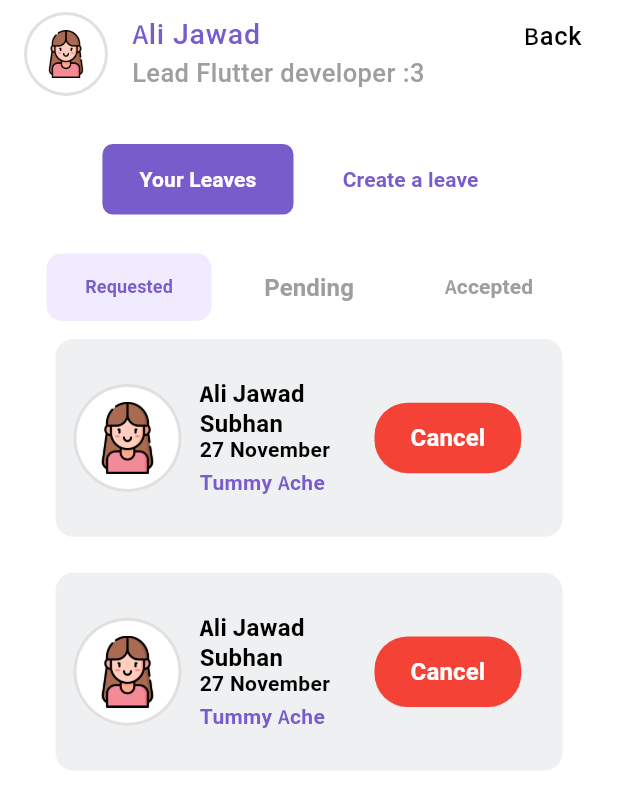
After one commit to AliJawadSubhan/employee_management_system, a Flutter app: the screen it shows after launch, after a tap on "Leaves", on a phone screen of 412 x 824 dp. The commit adds this screen. Shown: the top 809 px of the screen. Run offline on Flutter 3.47's test engine with Material 3 defaults, Android fonts, the phone set to English and light mode, and no system bars; drawn by our look-alikes of auto_size_text, buttons_tabbar; our stand-ins replace flutter_svg, google_fonts, icons_plus, local_auth, syncfusion_flutter_charts; missing offline and left inert: omni_datetime_picker; Roboto replaces fonts that are missing (Questrial).

Commit message:
created leaves page

```diff
--- a/lib/base/base.dart
+++ b/lib/base/base.dart
@@ -1,5 +1,9 @@
 import 'package:employee_management_system/modules/attendence/attendence_page.dart';
 import 'package:employee_management_system/modules/attendence/attendence_provider.dart';
+import 'package:employee_management_system/modules/authentication/login_user/login_user.dart';
+import 'package:employee_management_system/modules/dashboard/dashboard_page.dart';
+import 'package:employee_management_system/modules/leaves/leaves_page.dart';
+import 'package:employee_management_system/modules/leaves/leaves_provider.dart';
 import 'package:flutter/material.dart';
 import 'package:provider/provider.dart';
 
@@ -10,6 +14,7 @@ class EmployeeManagementSystem extends StatelessWidget {
     return MultiProvider(
       providers: [
         ChangeNotifierProvider(create: (context) => AttendenceProvider()),
+        ChangeNotifierProvider(create: (context) => LeavesProvider()),
       ],
       child: MaterialApp(
         debugShowCheckedModeBanner: false,
@@ -22,7 +27,7 @@ class EmployeeManagementSystem extends StatelessWidget {
           useMaterial3: true,
           indicatorColor: Colors.white,
         ),
-        home: AttendancePage(),
+        home: DashboardPage(),
       ),
     );
   }
--- a/lib/core/core_widgets/custom_field.dart
+++ b/lib/core/core_widgets/custom_field.dart
@@ -19,6 +19,7 @@ Widget customTextField({
   bool isPassword = false,
   TextInputType keyBoard = TextInputType.text,
   Widget? prefixIcon,
+  paddingWithoutContent = 0,
   Widget? suffixIcon,
   int maxLines = 1,
   Color? color,
@@ -33,10 +34,11 @@ Widget customTextField({
           color: colorBorder,
         )),
     padding: const EdgeInsets.only(
-      left: 15,
+      left: 12,
     ),
     child: TextField(
       // maxLength: maxLengthText,
+      maxLines: maxLines,
       onChanged: onChanged,
       onTapOutside: (e) {
         FocusNode().unfocus();
@@ -48,6 +50,7 @@ Widget customTextField({
       onTap: ontpap ?? () {},
       controller: controller,
       keyboardType: keyBoard,
+
       textAlignVertical: TextAlignVertical.top,
       // textAlignVertical: TextAlignVertical.center,
       style: TextStyle(fontSize: fontSize, fontWeight: fontWeight),
@@ -55,13 +58,15 @@ Widget customTextField({
         // counter: const SizedBox.shrink(),
         filled: true,
         fillColor: fillColor ?? Colors.white,
-        prefixIcon: prefixIcon,
+        prefixIcon: Padding(
+          padding: EdgeInsets.only(bottom: (maxLines == 1 ? 0 : 60.0)),
+          child: prefixIcon,
+        ),
         suffixIcon: suffixIcon,
-
         suffixText: suffixText,
         contentPadding: (prefixIcon != null || suffixIcon != null)
             ? const EdgeInsets.only(top: 15)
-            : EdgeInsets.zero,
+            : EdgeInsets.only(top: paddingWithoutContent),
         suffixStyle: TextStyle(
           fontSize: suffixfontSize,
           fontWeight: fontWeight,
--- a/lib/core/core_widgets/global_profile_bar.dart
+++ b/lib/core/core_widgets/global_profile_bar.dart
@@ -24,15 +24,15 @@ class GlobalProfileAppbar extends StatelessWidget {
         ),
       ),
       title: customTextWidget(
-          text: 'Oliver Hendry',
+          text: 'Ali Jawad',
           color: ColorConstants.primaryColor,
           fontSize: 19,
           fontWeight: FontWeight.w500),
       subtitle: Padding(
         padding: const EdgeInsets.only(top: 3.0),
         child: customTextWidget(
-            text: 'UI/UX Designer',
-            color: Colors.grey.shade300,
+            text: 'Lead Flutter developer :3',
+            color: Colors.grey.shade500,
             fontSize: 17,
             fontWeight: FontWeight.w500),
       ),
--- a/lib/modules/dashboard/dashboard_page.dart
+++ b/lib/modules/dashboard/dashboard_page.dart
@@ -6,6 +6,7 @@ import 'package:employee_management_system/core/core_widgets/custom_field.dart';
 import 'package:employee_management_system/core/core_widgets/spaces.dart';
 import 'package:employee_management_system/modules/employee_stats/employee_stats.dart';
 import 'package:employee_management_system/modules/holidaylist/holiday_list.dart';
+import 'package:employee_management_system/modules/leaves/leaves_page.dart';
 import 'package:flutter/material.dart';
 
 import '../employee_stats/model/item_model.dart';
@@ -126,7 +127,11 @@ class DashboardPage extends StatelessWidget {
                     ],
                   ),
                   Spaces.midw,
-                  Column(
+                  GestureDetector(
+                    onTap: () {
+                      context.pushScreenTo(const LeavesPage());
+                    },
+                    child: Column(
                       children: [
                         Container(
                           height: context.screenHeight * 0.1,
@@ -149,6 +154,7 @@ class DashboardPage extends StatelessWidget {
                           fontSize: 14,
                         ),
                       ],
+                    ),
                   ),
                   Spaces.midw,
                   Column(
--- /dev/null
+++ b/lib/modules/leaves/leaves_page.dart
@@ -0,0 +1,88 @@
+import 'package:buttons_tabbar/buttons_tabbar.dart';
+import 'package:employee_management_system/configs/constants/color_constants.dart';
+import 'package:employee_management_system/configs/extensions/buildcontext_extensions.dart';
+import 'package:employee_management_system/core/core_widgets/widget_links.dart';
+import 'package:employee_management_system/modules/leaves/widgets/create_leave.dart';
+import 'package:employee_management_system/modules/leaves/widgets/your_leaves.dart';
+import 'package:flutter/material.dart';
+
+import '../../core/core_widgets/global_profile_bar.dart';
+
+class LeavesPage extends StatelessWidget {
+  const LeavesPage({super.key});
+
+  @override
+  Widget build(BuildContext context) {
+    return Scaffold(
+      body: SafeArea(
+        child: SingleChildScrollView(
+          child: Column(
+            // mainAxisSize: MainAxisSize.min,
+            children: [
+              const GlobalProfileAppbar(),
+              Spaces.mid,
+              SizedBox(
+                height: context.screenHeight,
+                child: DefaultTabController(
+                  length: 2,
+                  child: Column(
+                    mainAxisSize: MainAxisSize.min,
+                    children: [
+                      ButtonsTabBar(
+                        physics: const NeverScrollableScrollPhysics(),
+                        unselectedDecoration: BoxDecoration(
+                          color: ColorConstants.whiteColor,
+                          borderRadius: BorderRadius.circular(18),
+                        ),
+                        height: 55,
+                        contentPadding: EdgeInsets.symmetric(
+                          horizontal: context.screenWidth * 0.06,
+                        ),
+                        backgroundColor: ColorConstants.primaryColor,
+                        unselectedLabelStyle: const TextStyle(
+                          color: ColorConstants.primaryColor,
+                          fontWeight: FontWeight.bold,
+                        ),
+                        labelStyle: const TextStyle(
+                          color: ColorConstants.whiteColor,
+                          fontWeight: FontWeight.bold,
+                        ),
+                        tabs: const [
+                          Tab(
+                            text: "Your Leaves",
+                          ),
+                          Tab(
+                            text: "Create a leave",
+                          ),
+                        ],
+                      ),
+                      Spaces.smallh,
+                      Flexible(
+                        child: TabBarView(
+                          children: <Widget>[
+                            const Padding(
+                              padding: EdgeInsets.symmetric(
+                                horizontal: 6,
+                              ),
+                              child: YourLeaves(),
+                            ),
+                            Padding(
+                              padding: const EdgeInsets.symmetric(
+                                horizontal: 6,
+                              ),
+                              child: CreateLeave(),
+                            ),
+                          ],
+                        ),
+                      ),
+                    ],
+                  ),
+                ),
+              ),
+            ],
+          ),
+        ),
+      ),
+    );
+  }
+}
--- /dev/null
+++ b/lib/modules/leaves/leaves_provider.dart
@@ -0,0 +1,22 @@
+import 'package:flutter/cupertino.dart';
+import 'package:flutter/material.dart';
+import 'package:omni_datetime_picker/omni_datetime_picker.dart';
+
+class LeavesProvider extends ChangeNotifier {
+  String startDate = "Select Start Date";
+  String endDate = "Select End Date";
+
+  final TextEditingController startDateController = TextEditingController();
+  final TextEditingController endDateController = TextEditingController();
+  final TextEditingController reasonController = TextEditingController();
+
+  void setStartDate(dynamic val) {
+    startDateController.text = val;
+    notifyListeners();
+  }
+
+  void setEndDate(dynamic val) {
+    endDateController.text = val;
+    notifyListeners();
+  }
+}
--- /dev/null
+++ b/lib/modules/leaves/widgets/your_leaves.dart
@@ -0,0 +1,225 @@
+import 'package:employee_management_system/configs/extensions/buildcontext_extensions.dart';
+import 'package:flutter/cupertino.dart';
+import 'package:flutter/material.dart';
+
+import '../../../configs/constants/color_constants.dart';
+import '../../../core/core_widgets/widget_links.dart';
+
+class YourLeaves extends StatelessWidget {
+  const YourLeaves({super.key});
+
+  @override
+  Widget build(BuildContext context) {
+    return Padding(
+      padding: const EdgeInsets.symmetric(horizontal: 25, vertical: 12),
+      child: Column(
+        children: [
+          Row(
+            children: [
+              Expanded(
+                child: customElevatedBtnWidget(
+                  child: customTextWidget(
+                    text: "Requested",
+                    color: ColorConstants.primaryColor,
+                    fixText: true,
+                    maxLines: 1,
+                  ),
+                  func: () {},
+                  height: 45,
+                  bgColor: const Color(0xFFF0EBFE),
+                  width: 130,
+                ),
+              ),
+              Spaces.smallw,
+              Expanded(
+                child: customElevatedBtnWidget(
+                  child: customTextWidget(
+                    text: "Pending",
+                    fixText: true,
+                    maxLines: 1,
+                    color: Colors.grey.shade500,
+                  ),
+                  func: () {},
+                  height: 45,
+                  bgColor: Colors.white,
+                  width: 130,
+                ),
+              ),
+              Spaces.smallw,
+              Expanded(
+                child: customElevatedBtnWidget(
+                  child: customTextWidget(
+                    text: "Accepted",
+                    fixText: true,
+                    maxLines: 1,
+                    color: Colors.grey.shade500,
+                  ),
+                  func: () {},
+                  height: 45,
+                  bgColor: Colors.white,
+                  width: 130,
+                ),
+              ),
+            ],
+          ),
+          Padding(
+            padding: const EdgeInsets.symmetric(horizontal: 6, vertical: 12),
+            child: Container(
+              decoration: BoxDecoration(
+                color: const Color(
+                  0xFFABB3BB,
+                ).withOpacity(.2),
+                borderRadius: BorderRadius.circular(12),
+              ),
+              height: context.screenHeight * 0.16,
+              width: context.screenWidth,
+              child: Row(
+                children: [
+                  Flexible(
+                    child: Padding(
+                      padding: const EdgeInsets.symmetric(
+                        horizontal: 12,
+                      ),
+                      child: CircleAvatar(
+                        radius: 36,
+                        backgroundColor: Colors.grey[300],
+                        child: CircleAvatar(
+                          radius: 34,
+                          backgroundColor: Colors.white,
+                          child: Padding(
+                            padding: const EdgeInsets.all(10.0),
+                            child: Image.asset(
+                              'assets/icons/woman.png',
+                            ),
+                          ),
+                        ),
+                      ),
+                    ),
+                  ),
+                  Flexible(
+                    child: Column(
+                      mainAxisAlignment: MainAxisAlignment.center,
+                      crossAxisAlignment: CrossAxisAlignment.start,
+                      children: [
+                        customTextWidget(
+                          text: "Ali Jawad Subhan",
+                          fontSize: 16,
+                          fontWeight: FontWeight.bold,
+                        ),
+                        Spaces.extrasmallw,
+                        customTextWidget(
+                          text: "27 November",
+                          fontSize: 14,
+                        ),
+                        Spaces.extrasmall,
+                        customTextWidget(
+                          text: "Tummy Ache",
+                          fontSize: 14,
+                          color: ColorConstants.primaryColor,
+                        ),
+                      ],
+                    ),
+                  ),
+                  Flexible(
+                    child: Padding(
+                      padding: const EdgeInsets.all(4.0),
+                      child: customElevatedBtnWidget(
+                        circlularBorderRadius: 22,
+                        child: customTextWidget(
+                          text: "Cancel",
+                          fixText: true,
+                          maxLines: 1,
+                          color: Colors.white,
+                        ),
+                        bgColor: Colors.red,
+                        func: () {},
+                      ),
+                    ),
+                  ),
+                ],
+              ),
+            ),
+          ),
+          Padding(
+            padding: const EdgeInsets.symmetric(horizontal: 6, vertical: 12),
+            child: Container(
+              decoration: BoxDecoration(
+                color: const Color(
+                  0xFFABB3BB,
+                ).withOpacity(.2),
+                borderRadius: BorderRadius.circular(12),
+              ),
+              height: context.screenHeight * 0.16,
+              width: context.screenWidth,
+              child: Row(
+                children: [
+                  Flexible(
+                    child: Padding(
+                      padding: const EdgeInsets.symmetric(
+                        horizontal: 12,
+                      ),
+                      child: CircleAvatar(
+                        radius: 36,
+                        backgroundColor: Colors.grey[300],
+                        child: CircleAvatar(
+                          radius: 34,
+                          backgroundColor: Colors.white,
+                          child: Padding(
+                            padding: const EdgeInsets.all(10.0),
+                            child: Image.asset(
+                              'assets/icons/woman.png',
+                            ),
+                          ),
+                        ),
+                      ),
+                    ),
+                  ),
+                  Flexible(
+                    child: Column(
+                      mainAxisAlignment: MainAxisAlignment.center,
+                      crossAxisAlignment: CrossAxisAlignment.start,
+                      children: [
+                        customTextWidget(
+                          text: "Ali Jawad Subhan",
+                          fontSize: 16,
+                          fontWeight: FontWeight.bold,
+                        ),
+                        Spaces.extrasmallw,
+                        customTextWidget(
+                          text: "27 November",
+                          fontSize: 14,
+                        ),
+                        Spaces.extrasmall,
+                        customTextWidget(
+                          text: "Tummy Ache",
+                          fontSize: 14,
+                          color: ColorConstants.primaryColor,
+                        ),
+                      ],
+                    ),
+                  ),
+                  Flexible(
+                    child: Padding(
+                      padding: const EdgeInsets.all(4.0),
+                      child: customElevatedBtnWidget(
+                        circlularBorderRadius: 22,
+                        child: customTextWidget(
+                          text: "Cancel",
+                          fixText: true,
+                          maxLines: 1,
+                          color: Colors.white,
+                        ),
+                        bgColor: Colors.red,
+                        func: () {},
+                      ),
+                    ),
+                  ),
+                ],
+              ),
+            ),
+          ),
+        ],
+      ),
+    );
+  }
+}
--- a/pubspec.yaml
+++ b/pubspec.yaml
@@ -45,6 +45,8 @@ dependencies:
   buttons_tabbar: ^1.3.8
   intl: ^0.18.1
   omni_datetime_picker: ^1.0.9
+  icons_plus: ^5.0.0
+  file_picker: ^6.1.1
 
 dev_dependencies:
   flutter_test:
```
Also changed, not shown: lib/modules/dashboard/authentication/login_user/login_user.dart (deleted, +0 -126 lines), lib/modules/leaves/widgets/create_leave.dart (added, +180 -0 lines), pubspec.lock. Lines whose indentation alone changed are shown as unchanged.
